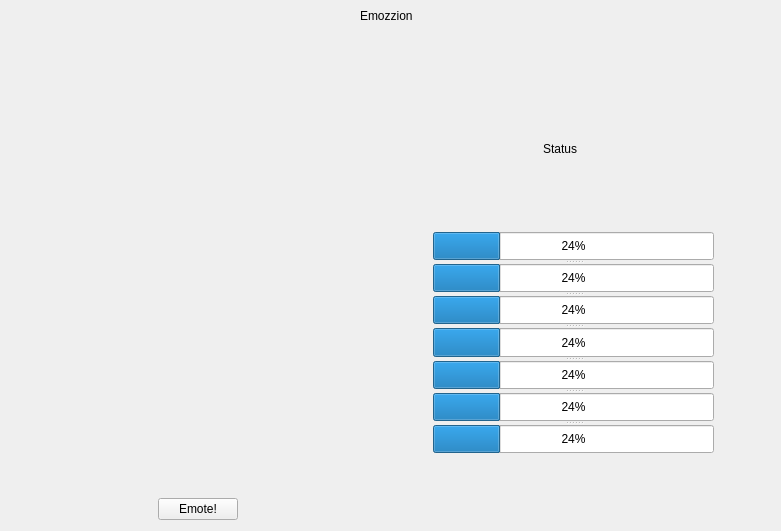
Above: app/workscreen.ui from Greeser/ERFTI before the change. Below: the same form after it.
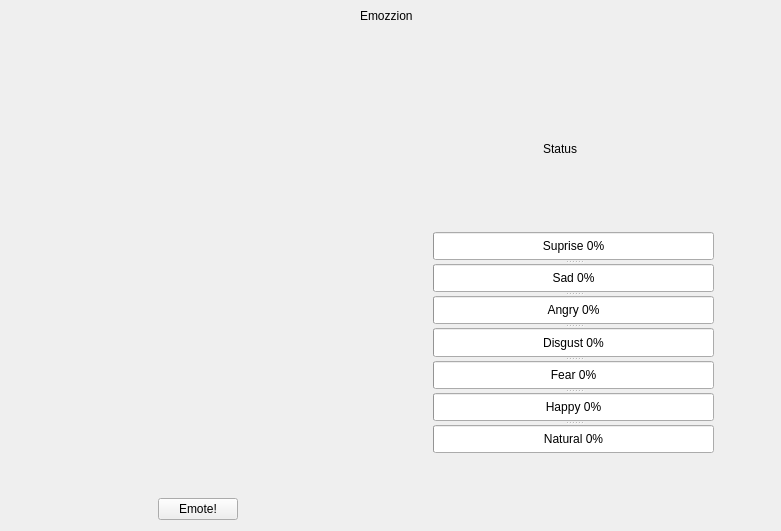
That is the form after the change. Custom widgets are drawn as their Qt base class.

Commit message: Face tracking now also works at work screen. Emotion classifier works at work screen and displays results into bars as percentages of probabilities.

What changed in the file:
```diff
--- a/app/workscreen.ui
+++ b/app/workscreen.ui
@@ -104,37 +104,58 @@
          </property>
          <widget class="QProgressBar" name="progressBar_7">
           <property name="value">
-           <number>24</number>
+           <number>0</number>
           </property>
+          <property name="format">
+           <string>Suprise %p%</string>
+          </property>
          </widget>
          <widget class="QProgressBar" name="progressBar_6">
           <property name="value">
-           <number>24</number>
+           <number>0</number>
           </property>
+          <property name="format">
+           <string>Sad %p%</string>
+          </property>
          </widget>
          <widget class="QProgressBar" name="progressBar">
           <property name="value">
-           <number>24</number>
+           <number>0</number>
           </property>
+          <property name="format">
+           <string>Angry %p%</string>
+          </property>
          </widget>
          <widget class="QProgressBar" name="progressBar_2">
           <property name="value">
-           <number>24</number>
+           <number>0</number>
           </property>
+          <property name="format">
+           <string>Disgust %p%</string>
+          </property>
          </widget>
          <widget class="QProgressBar" name="progressBar_3">
           <property name="value">
-           <number>24</number>
+           <number>0</number>
           </property>
+          <property name="format">
+           <string>Fear %p%</string>
+          </property>
          </widget>
          <widget class="QProgressBar" name="progressBar_4">
           <property name="value">
-           <number>24</number>
+           <number>0</number>
           </property>
+          <property name="format">
+           <string>Happy %p%</string>
+          </property>
          </widget>
          <widget class="QProgressBar" name="progressBar_5">
           <property name="value">
-           <number>24</number>
+           <number>0</number>
+          </property>
+          <property name="format">
+           <string>Natural %p%</string>
           </property>
          </widget>
         </widget>
```
Left out of the diff: 14 changed lines with no effect on the pictures. The commit also changes 6 other files.
